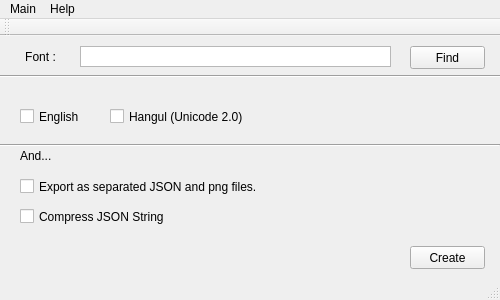
The window that DyFontAtlasGenerator/DyFontAtlasGenerator.ui (liliilli/DianYing) describes before a commit, drawn with Qt 5.
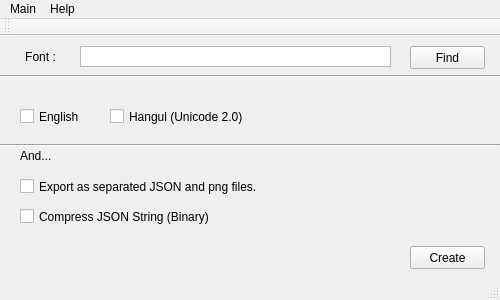
The same window after the commit.

```diff
--- a/DyFontAtlasGenerator/DyFontAtlasGenerator.ui
+++ b/DyFontAtlasGenerator/DyFontAtlasGenerator.ui
@@ -294,7 +294,7 @@
      </rect>
     </property>
     <property name="text">
-     <string>Compress JSON String</string>
+     <string>Compress JSON String (Binary)</string>
     </property>
    </widget>
   </widget>
```
Left out of the diff: 2 changed lines with no effect on the pictures.
